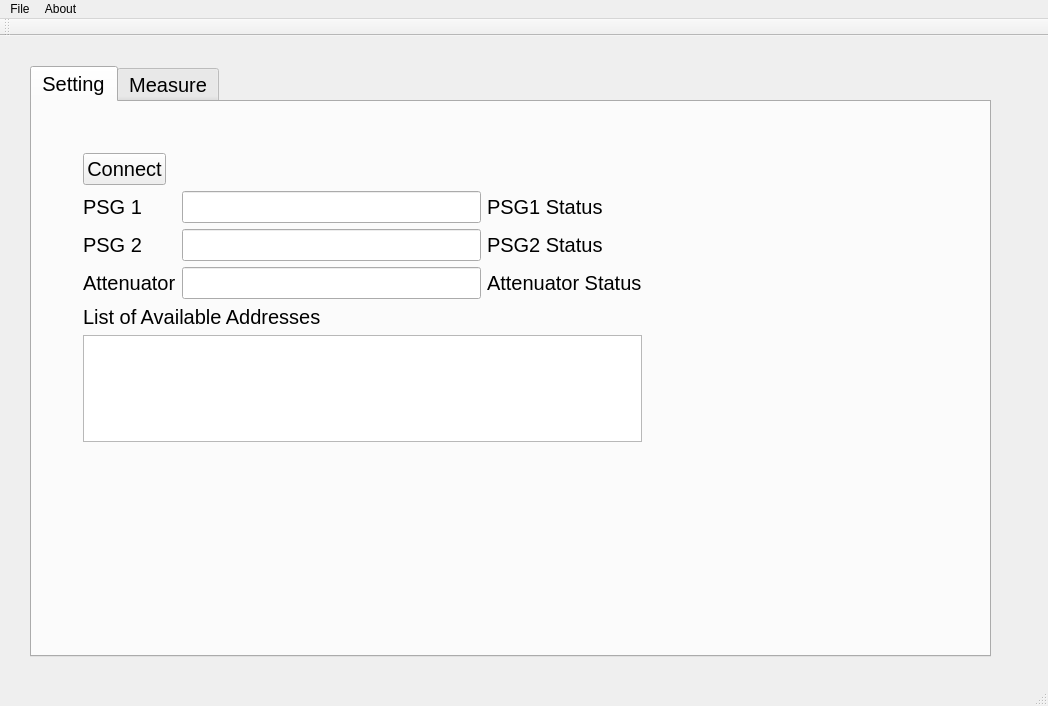
Before: the Qt Designer form OneToneQt/OneToneQt/OneToneQt.ui in quantum-devices-physics-lab/measurement-instruments-python, drawn with Qt 5.
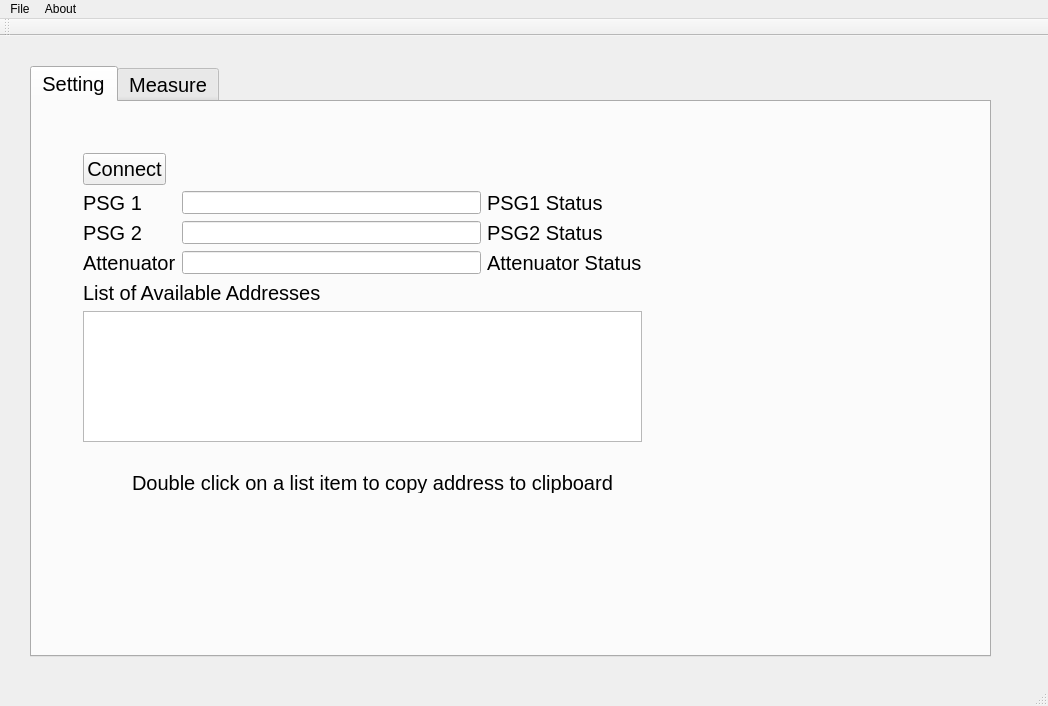
After: the same form once the commit is applied. Custom widgets are drawn as their Qt base class.

Commit message: added clipboard instruction

```diff
--- a/OneToneQt/OneToneQt/OneToneQt.ui
+++ b/OneToneQt/OneToneQt/OneToneQt.ui
@@ -78,7 +78,13 @@
        <item>
         <layout class="QGridLayout" name="gridLayout">
          <item row="0" column="1">
-          <widget class="QLineEdit" name="lineEdit"/>
+          <widget class="QLineEdit" name="lineEdit">
+           <property name="font">
+            <font>
+             <pointsize>10</pointsize>
+            </font>
+           </property>
+          </widget>
          </item>
          <item row="0" column="0">
           <widget class="QLabel" name="PSG1NameLabel">
@@ -95,7 +101,13 @@
           </widget>
          </item>
          <item row="1" column="1">
-          <widget class="QLineEdit" name="lineEdit_2"/>
+          <widget class="QLineEdit" name="lineEdit_2">
+           <property name="font">
+            <font>
+             <pointsize>10</pointsize>
+            </font>
+           </property>
+          </widget>
          </item>
          <item row="1" column="0">
           <widget class="QLabel" name="PSG2NameLabel">
@@ -112,7 +124,13 @@
           </widget>
          </item>
          <item row="2" column="1">
-          <widget class="QLineEdit" name="attenuatorEdit"/>
+          <widget class="QLineEdit" name="attenuatorEdit">
+           <property name="font">
+            <font>
+             <pointsize>10</pointsize>
+            </font>
+           </property>
+          </widget>
          </item>
          <item row="2" column="0">
           <widget class="QLabel" name="AttenuatorLabel">
@@ -142,6 +160,19 @@
        </item>
       </layout>
      </widget>
+     <widget class="QLabel" name="clipboardInstructionLabel">
+      <property name="geometry">
+       <rect>
+        <x>100</x>
+        <y>370</y>
+        <width>511</width>
+        <height>21</height>
+       </rect>
+      </property>
+      <property name="text">
+       <string>Double click on a list item to copy address to clipboard</string>
+      </property>
+     </widget>
     </widget>
     <widget class="QWidget" name="tab_2">
      <attribute name="title">
```
